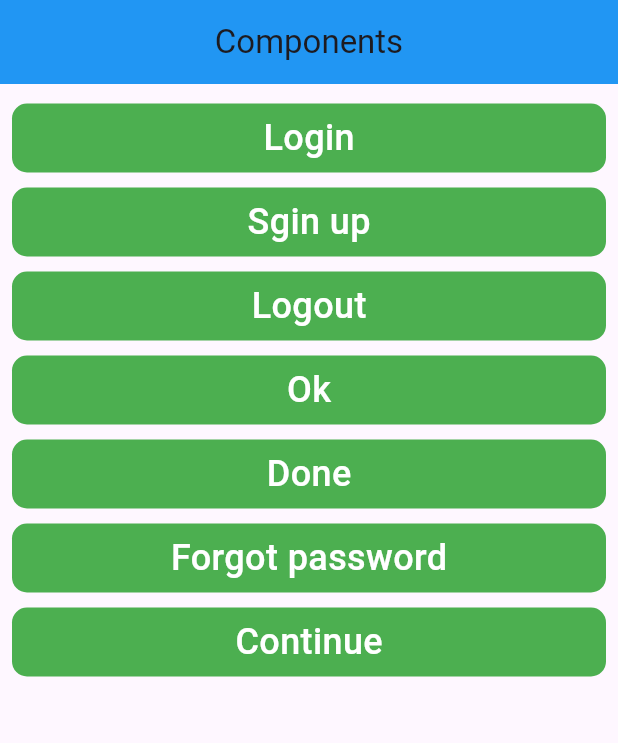
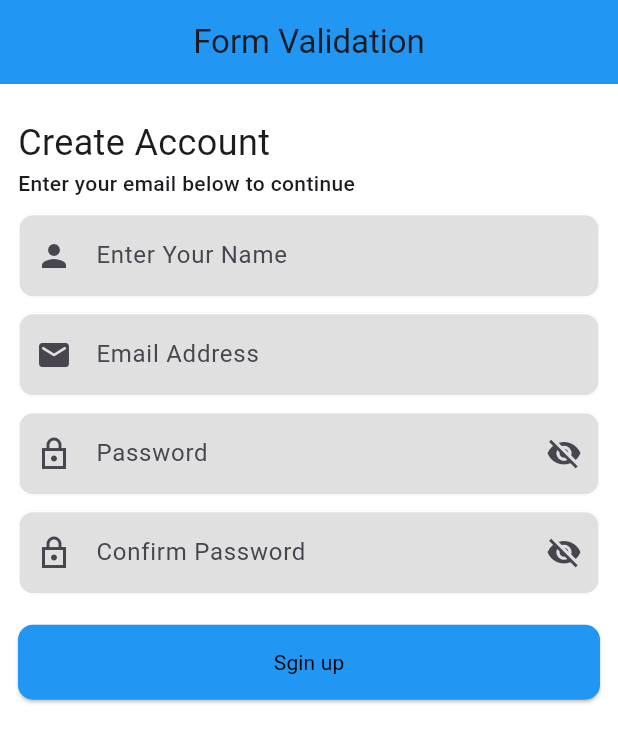
Before and after one commit to Munim57/flutter_application_2, a Flutter app: the screen it shows after launch, on a phone screen of 412 x 824 dp. Shown: the top 743 px of the screen. Run offline on Flutter 3.47's test engine with Material 3 defaults, Android fonts, the light colour scheme and no system bars.

Commit message:
Form Validation

```diff
--- a/lib/main.dart
+++ b/lib/main.dart
@@ -5,6 +5,7 @@ import 'package:flutter_application_1/Flutter_Demo_practice/home_screen.dart';
 import 'package:flutter_application_1/Flutter_Demo_practice/screen_two.dart';
 import 'package:flutter_application_1/componets_influtter/components.dart';
 import 'package:flutter_application_1/lottery_app/LotteryApp.dart';
+import 'package:flutter_application_1/validation_form_flutter/Validation.dart';
 import 'package:flutter_application_1/widgets_influtter/Widgets.dart';
 
 import 'package:flutter_application_1/Practice_flutter/praxtice.dart';
@@ -32,7 +33,7 @@ class start extends StatelessWidget {
       //   ScreenThree.id: (context) => ScreenThree(),
       //   ScreenLast.id: (context) => ScreenLast(),
       // },
-      home: Components(),
+      home: Validationform(),
     );
   }
 }
--- /dev/null
+++ b/lib/validation_form_flutter/Validation.dart
@@ -0,0 +1,203 @@
+import 'package:flutter/material.dart';
+
+class Validationform extends StatefulWidget {
+  const Validationform({super.key});
+
+  @override
+  State<Validationform> createState() => _ValidationformState();
+}
+
+class _ValidationformState extends State<Validationform> {
+  bool ishiddenpassword = true;
+  bool ishidden = true;
+  @override
+  Widget build(BuildContext context) {
+    return Scaffold(
+      backgroundColor: Colors.white,
+      appBar: AppBar(
+        backgroundColor: Colors.blue,
+        title: Center(child: Text('Form Validation')),
+      ),
+      body: SingleChildScrollView(
+        scrollDirection: Axis.vertical,
+        child: Form(
+          child: Padding(
+            padding: EdgeInsetsGeometry.all(12),
+            child: Column(
+              mainAxisAlignment: MainAxisAlignment.start,
+              crossAxisAlignment: CrossAxisAlignment.start,
+              children: [
+                SizedBox(height: 10),
+                Text(
+                  'Create Account',
+                  style: TextStyle(fontSize: 24, fontWeight: FontWeight.w400),
+                ),
+                SizedBox(height: 0.5),
+                Text(
+                  'Enter your email below to continue',
+                  style: TextStyle(fontSize: 14, fontWeight: FontWeight.w500),
+                ),
+                SizedBox(height: 10),
+                TextFormField(
+                  keyboardType: TextInputType.name,
+                  decoration: InputDecoration(
+                    hintText: 'Enter Your Name',
+                    prefixIcon: Icon(Icons.person),
+                    fillColor: Colors.black12,
+                    filled: true,
+                    enabledBorder: OutlineInputBorder(
+                      borderSide: BorderSide(color: Colors.white),
+                      borderRadius: BorderRadius.circular(10),
+                    ),
+                    focusedBorder: OutlineInputBorder(
+                      borderRadius: BorderRadius.circular(10),
+                      borderSide: BorderSide(color: Colors.green),
+                    ),
+                    errorBorder: OutlineInputBorder(
+                      borderSide: BorderSide(color: Colors.red),
+                      borderRadius: BorderRadius.circular(10),
+                    ),
+                    focusedErrorBorder: OutlineInputBorder(
+                      borderSide: BorderSide(color: Colors.redAccent),
+                      borderRadius: BorderRadius.circular(10),
+                    ),
+                  ),
+                  validator: (value) {},
+                ),
+                SizedBox(height: 10),
+                TextFormField(
+                  keyboardType: TextInputType.emailAddress,
+                  decoration: InputDecoration(
+                    hintText: 'Email Address',
+                    prefixIcon: Icon(Icons.email_rounded),
+                    fillColor: Colors.black12,
+                    filled: true,
+                    enabledBorder: OutlineInputBorder(
+                      borderSide: BorderSide(color: Colors.white),
+                      borderRadius: BorderRadius.circular(10),
+                    ),
+                    focusedBorder: OutlineInputBorder(
+                      borderRadius: BorderRadius.circular(10),
+                      borderSide: BorderSide(color: Colors.green),
+                    ),
+                    errorBorder: OutlineInputBorder(
+                      borderSide: BorderSide(color: Colors.red),
+                      borderRadius: BorderRadius.circular(10),
+                    ),
+                    focusedErrorBorder: OutlineInputBorder(
+                      borderSide: BorderSide(color: Colors.redAccent),
+                      borderRadius: BorderRadius.circular(10),
+                    ),
+                  ),
+                  validator: (value) {},
+                ),
+                SizedBox(height: 10),
+                TextFormField(
+                  obscureText: ishiddenpassword,
+                  autocorrect: true,
+                  keyboardType: TextInputType.visiblePassword,
+                  decoration: InputDecoration(
+                    hintText: 'Password',
+                    prefixIcon: Icon(Icons.lock_outline_sharp),
+                    fillColor: Colors.black12,
+                    suffixIcon: IconButton(
+                      onPressed: () {
+                        ishiddenpassword = !ishiddenpassword;
+                        setState(() {});
+                      },
+                      icon: Icon(
+                        ishiddenpassword
+                            ? Icons.visibility_off_sharp
+                            : Icons.visibility,
+                      ),
+                    ),
+                    filled: true,
+                    enabledBorder: OutlineInputBorder(
+                      borderSide: BorderSide(color: Colors.white),
+                      borderRadius: BorderRadius.circular(10),
+                    ),
+                    focusedBorder: OutlineInputBorder(
+                      borderRadius: BorderRadius.circular(10),
+                      borderSide: BorderSide(color: Colors.green),
+                    ),
+                    errorBorder: OutlineInputBorder(
+                      borderSide: BorderSide(color: Colors.red),
+                      borderRadius: BorderRadius.circular(10),
+                    ),
+                    focusedErrorBorder: OutlineInputBorder(
+                      borderSide: BorderSide(color: Colors.redAccent),
+                      borderRadius: BorderRadius.circular(10),
+                    ),
+                  ),
+                  validator: (value) {},
+                ),
+                SizedBox(height: 10),
+                TextFormField(
+                  obscureText: ishidden,
+                  autocorrect: true,
+                  keyboardType: TextInputType.visiblePassword,
+                  decoration: InputDecoration(
+                    hintText: 'Confirm Password',
+                    prefixIcon: Icon(Icons.lock_outline_sharp),
+                    fillColor: Colors.black12,
+                    suffixIcon: IconButton(
+                      onPressed: () {
+                        ishidden = !ishidden;
+                        setState(() {});
+                      },
+                      icon: Icon(
+                        ishidden
+                            ? Icons.visibility_off_sharp
+                            : Icons.visibility,
+                      ),
+                    ),
+                    filled: true,
+                    enabledBorder: OutlineInputBorder(
+                      borderSide: BorderSide(color: Colors.white),
+                      borderRadius: BorderRadius.circular(10),
+                    ),
+                    focusedBorder: OutlineInputBorder(
+                      borderRadius: BorderRadius.circular(10),
+                      borderSide: BorderSide(color: Colors.green),
+                    ),
+                    errorBorder: OutlineInputBorder(
+                      borderSide: BorderSide(color: Colors.red),
+                      borderRadius: BorderRadius.circular(10),
+                    ),
+                    focusedErrorBorder: OutlineInputBorder(
+                      borderSide: BorderSide(color: Colors.redAccent),
+                      borderRadius: BorderRadius.circular(10),
+                    ),
+                  ),
+                  validator: (value) {},
+                ),
+                SizedBox(height: 20),
+                ElevatedButton(
+                  onPressed: () {},
+                  style: ElevatedButton.styleFrom(
+                    backgroundColor: Colors.blue,
+                    padding: EdgeInsets.symmetric(vertical: 15, horizontal: 40),
+                    shape: RoundedRectangleBorder(
+                      borderRadius: BorderRadius.circular(10),
+                    ),
+                  ),
+                  child: Center(
+                    child: Center(
+                      child: Text(
+                        "Sgin up",
+                        style: TextStyle(
+                          color: Colors.black,
+                          fontWeight: FontWeight.w400,
+                        ),
+                      ),
+                    ),
+                  ),
+                ),
+              ],
+            ),
+          ),
+        ),
+      ),
+    );
+  }
+}
```
